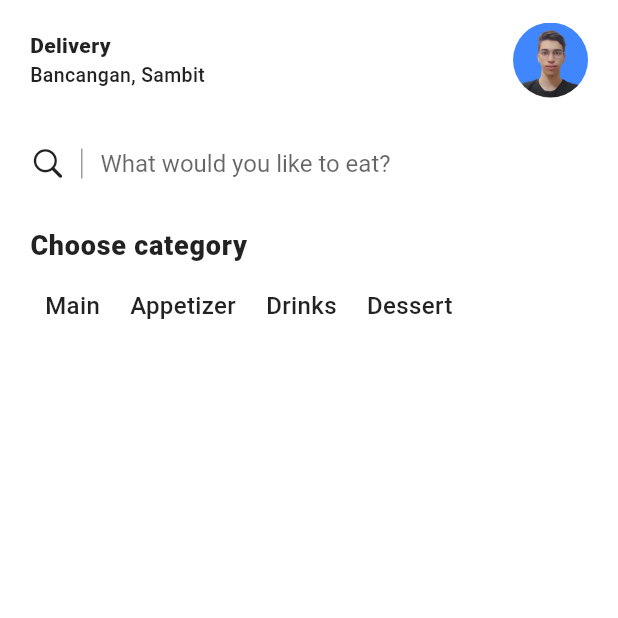
After one commit to amir-hossein-rajaezadeh/restaurant_app, a Flutter app: the CoursePage screen opened by its route, on a phone screen of 412 x 824 dp, the top half of it. The commit adds this screen. Run offline on Flutter 3.47's test engine with Material 2 defaults, Android fonts, the phone set to English and light mode, and no system bars; our stand-ins replace equatable, flutter_bloc, go_router.

Commit message:
adding course page

```diff
--- a/lib/main.dart
+++ b/lib/main.dart
@@ -1,6 +1,7 @@
 import 'package:flutter/material.dart';
 import 'package:flutter_bloc/flutter_bloc.dart';
 import 'package:go_router/go_router.dart';
+import 'package:restaurant_app/screens/course_page.dart';
 import 'package:restaurant_app/screens/food_detail_page.dart';
 import 'package:restaurant_app/screens/home_page.dart';
 
@@ -25,6 +26,12 @@ final GoRouter _router = GoRouter(
             return const FoodDetailPage();
           },
         ),
+        GoRoute(
+          path: 'course',
+          builder: (BuildContext context, GoRouterState state) {
+            return const CoursePage();
+          },
+        ),
       ],
     ),
   ],
--- /dev/null
+++ b/lib/screens/course_page.dart
@@ -0,0 +1,135 @@
+import 'package:flutter/cupertino.dart';
+import 'package:flutter/material.dart';
+import 'package:restaurant_app/utils/app_theme.dart';
+import 'package:restaurant_app/utils/strings.dart';
+
+class CoursePage extends StatelessWidget {
+  const CoursePage({super.key});
+
+  @override
+  Widget build(BuildContext context) {
+    return SafeArea(
+      child: Scaffold(
+        body: Container(
+          decoration: BoxDecoration(
+            gradient: LinearGradient(colors: [Colors.white,])
+          ),
+          child: Column(
+            children: [
+              appBarWidget(),
+              searchWidget(),
+              Container(
+                margin: const EdgeInsets.only(top: 20, left: 20),
+                alignment: Alignment.topLeft,
+                child: Text(
+                  Strings.chooseCategory,
+                  style: AppTheme.getTextTheme(null)
+                      .bodyLarge!
+                      .copyWith(fontWeight: FontWeight.w800),
+                ),
+              ),
+              Container(
+                margin: const EdgeInsets.only(top: 20),
+                height: 60,
+                child: ListView.separated(
+                  separatorBuilder: (context, index) => Container(
+                    width: 20,
+                  ),
+                  scrollDirection: Axis.horizontal,
+                  itemCount: Strings.foodList.length,
+                  itemBuilder: (context, index) {
+                    return Container(
+                      margin: EdgeInsets.only(left: index == 0 ? 30 : 0),
+                      child: Column(
+                        children: [
+                          Text(
+                            Strings.foodList[index],
+                            style: AppTheme.getTextTheme(null).bodyMedium,
+                          ),
+                        ],
+                      ),
+                    );
+                  },
+                ),
+              )
+            ],
+          ),
+        ),
+      ),
+    );
+  }
+
+  Container searchWidget() {
+    return Container(
+      margin: const EdgeInsets.only(top: 20, left: 20, right: 20),
+      child: Row(
+        children: [
+          const Icon(
+            CupertinoIcons.search,
+          ),
+          Container(
+            margin: const EdgeInsets.only(left: 10),
+            width: 1,
+            height: 20,
+            color: Colors.grey,
+          ),
+          Expanded(
+            child: Container(
+              margin: const EdgeInsets.only(left: 12),
+              child: TextField(
+                decoration: InputDecoration(
+                    hintText: Strings.whatToEat,
+                    disabledBorder: InputBorder.none,
+                    focusedBorder: InputBorder.none,
+                    enabledBorder: InputBorder.none),
+              ),
+            ),
+          )
+        ],
+      ),
+    );
+  }
+
+  Row appBarWidget() {
+    return Row(
+      mainAxisAlignment: MainAxisAlignment.spaceBetween,
+      children: [
+        Container(
+          margin: const EdgeInsets.only(left: 20, top: 15),
+          child: Column(
+            crossAxisAlignment: CrossAxisAlignment.start,
+            children: [
+              Text(
+                Strings.delivery,
+                style: AppTheme.getTextTheme(null)
+                    .bodyMedium!
+                    .copyWith(fontWeight: FontWeight.w800, fontSize: 14),
+              ),
+              const SizedBox(
+                height: 4,
+              ),
+              Text(
+                Strings.location,
+                style: AppTheme.getTextTheme(null)
+                    .bodyMedium!
+                    .copyWith(fontSize: 13),
+              )
+            ],
+          ),
+        ),
+        Container(
+          margin: const EdgeInsets.only(top: 15, right: 20),
+          child: ClipRRect(
+            borderRadius: BorderRadius.circular(100),
+            child: Image.asset(
+              'assets/images/profile.jpg',
+              fit: BoxFit.cover,
+              width: 50,
+              height: 50,
+            ),
+          ),
+        )
+      ],
+    );
+  }
+}
--- a/lib/screens/home_page.dart
+++ b/lib/screens/home_page.dart
@@ -24,7 +24,7 @@ class HomePage extends StatelessWidget {
               children: [
                 Column(
                   children: [
-                    appBarWidget(),
+                    appBarWidget(context),
                     addressWidget(context),
                     seeAllRowWidget(Strings.category),
                     Container(
@@ -277,7 +277,7 @@ class HomePage extends StatelessWidget {
     );
   }
 
-  Container appBarWidget() {
+  Container appBarWidget(BuildContext context) {
     return Container(
       margin: const EdgeInsets.only(top: 20, right: 15, left: 15),
       child: Row(
@@ -299,7 +299,8 @@ class HomePage extends StatelessWidget {
               )
             ],
           ),
-          Container(
+          InkWell(
+            onTap: () => context.push('/course'),
             child: const Icon(
               CupertinoIcons.search,
               size: 30,
--- a/lib/utils/strings.dart
+++ b/lib/utils/strings.dart
@@ -10,7 +10,10 @@ class Strings {
   static String description = 'Description';
   static String foodDesc =
       'A thick cut of meat generally sliced across the muscle fibers, sometimes including a bone. It is normally grilled or fried. Steak can be diced, cooked in sauce, such as in steak and kidney pie, or minced and formed into patties, such as hamburgers';
-
+  static String delivery = 'Delivery';
+  static String whatToEat = 'What would you like to eat?';
+  static String chooseCategory = 'Choose category';
+  static List<String> foodList = ['Main', 'Appetizer', 'Drinks', 'Dessert'];
   static List<String> foodTitleList = [
     'Spogetti with Spicy Mixed Seafood',
     'Delicious Pad ThaiFood Shrimp Yahut'
@@ -20,7 +23,7 @@ class Strings {
     'assets/images/riceAndChicken.jpeg'
   ];
   static List<String> foodPriceList = ['8.00', '11.00'];
-   static List<String> categoryListName = [
+  static List<String> categoryListName = [
     'Salad',
     'Steak',
     'Chicken',
```
Also changed, not shown: assets/images/profile.jpg (added).
